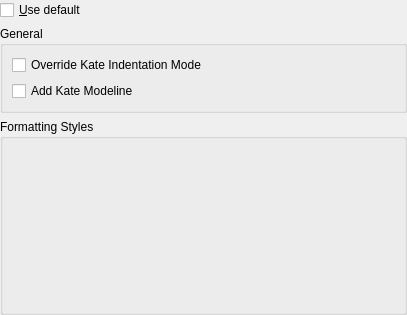
Above: plugins/sourceformatter/config/projectconfigpage.ui from KDE/kdevelop before the change. Below: the same form after it.
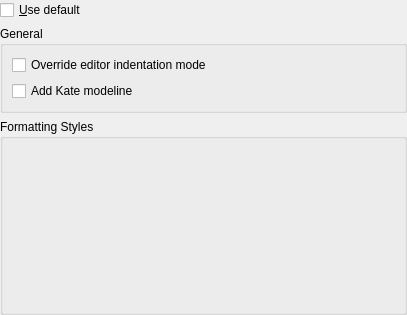
That is the form after the change. Custom widgets are drawn as their Qt base class.

Commit message:
sourceformatter: add more UI context marker for strings, fix some style
GIT_SILENT

What changed in the file:
```diff
--- a/plugins/sourceformatter/config/projectconfigpage.ui
+++ b/plugins/sourceformatter/config/projectconfigpage.ui
@@ -42,7 +42,7 @@
          <string>Override the editor indentation mode according to the formatting style for documents without Kate modeline.</string>
         </property>
         <property name="text">
-         <string>Override Kate Indentation Mode</string>
+         <string comment="@option:check">Override editor indentation mode</string>
         </property>
        </widget>
       </item>
@@ -52,7 +52,7 @@
          <string>Add a Kate modeline according to the formatting style to formatted documents.</string>
         </property>
         <property name="text">
-         <string>Add Kate Modeline</string>
+         <string comment="@option:check">Add Kate modeline</string>
         </property>
        </widget>
       </item>
```
Left out of the diff: 10 changed lines with no effect on the pictures. The commit also changes 1 other file.
